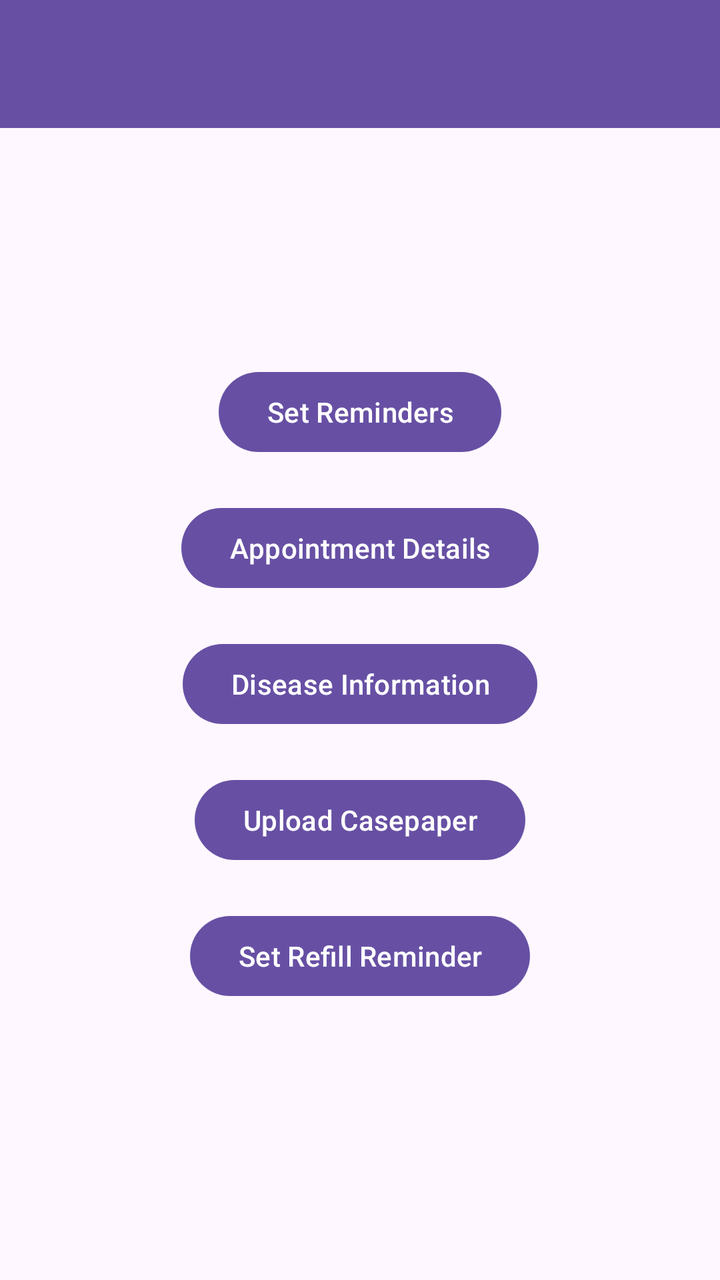
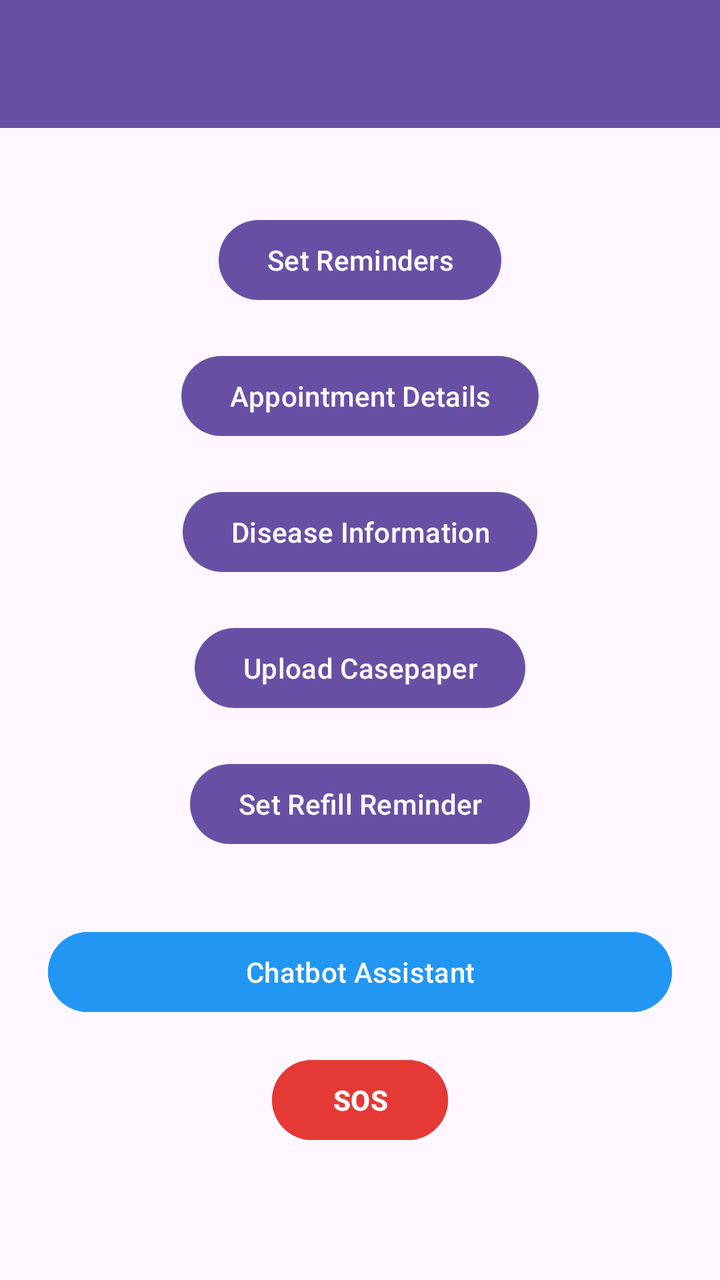

Two renders of the same Android screen: before a commit and after it. Below are the layout's source before the change and the commit's diff.
<!-- AndroidManifest.xml: application theme Theme.MedicineReminder -->
<!-- res/layout/activity_homepage.xml -->
<?xml version="1.0" encoding="utf-8"?>
<LinearLayout
    xmlns:android="http://schemas.android.com/apk/res/android"
    xmlns:tools="http://schemas.android.com/tools"
    android:layout_width="match_parent"
    android:layout_height="match_parent"
    android:orientation="vertical"
    tools:context=".Homepage">

    
    <androidx.appcompat.widget.Toolbar
        android:id="@+id/homeToolbar"
        android:layout_width="match_parent"
        android:layout_height="wrap_content"
        android:background="?attr/colorPrimary"
        android:theme="@style/ThemeOverlay.AppCompat.Dark.ActionBar"
        android:popupTheme="@style/ThemeOverlay.AppCompat.Light"
        android:title="Medicine Reminder"
        android:titleTextColor="@android:color/white"/>

    
    <LinearLayout
        android:layout_width="match_parent"
        android:layout_height="0dp"
        android:layout_weight="1"
        android:orientation="vertical"
        android:gravity="center"
        android:padding="24dp">

        <Button
            android:id="@+id/setReminderBtn"
            android:layout_width="wrap_content"
            android:layout_height="wrap_content"
            android:text="Set Reminders"
            android:layout_marginBottom="20dp"/>

        <Button
            android:id="@+id/appointmentDetailsBtn"
            android:layout_width="wrap_content"
            android:layout_height="wrap_content"
            android:text="Appointment Details"
            android:layout_marginBottom="20dp"/>

        <Button
            android:id="@+id/diseaseInfoBtn"
            android:layout_width="wrap_content"
            android:layout_height="wrap_content"
            android:text="Disease Information"
            android:layout_marginBottom="20dp" />

        <Button
            android:id="@+id/casepaperBtn"
            android:layout_width="wrap_content"
            android:layout_height="wrap_content"
            android:text="Upload Casepaper"
            android:layout_marginBottom="20dp" />

        
        <Button
            android:id="@+id/refillReminderBtn"
            android:layout_width="wrap_content"
            android:layout_height="wrap_content"
            android:text="Set Refill Reminder"
            android:layout_marginBottom="20dp" />
    </LinearLayout>

</LinearLayout>
<!-- resources referenced by this layout -->
<resources>
  <style name="Theme.MedicineReminder" parent="Base.Theme.MedicineReminder" />
  <style name="Base.Theme.MedicineReminder" parent="Theme.Material3.DayNight.NoActionBar">
          
          
      </style>
</resources>

<!-- the commit's change to res/layout/activity_homepage.xml (unified diff, before → after) -->
@@ -62,6 +62,30 @@
             android:layout_height="wrap_content"
             android:text="Set Refill Reminder"
             android:layout_marginBottom="20dp" />
+
+        <Button
+            android:id="@+id/btnChatbot"
+            android:layout_width="match_parent"
+            android:layout_height="wrap_content"
+            android:text="Chatbot Assistant"
+            android:backgroundTint="#2196F3"
+            android:textColor="@android:color/white"
+            android:layout_marginTop="16dp"/>
+
+        <Button
+            android:id="@+id/sosButton"
+            android:layout_width="wrap_content"
+            android:layout_height="wrap_content"
+            android:text="SOS"
+            android:backgroundTint="#E53935"
+            android:textColor="#FFFFFF"
+            android:textStyle="bold"
+            android:layout_marginTop="16dp"
+            android:layout_gravity="center"
+            android:padding="10dp"
+            android:layout_marginBottom="24dp" />
+
+
     </LinearLayout>
 
 </LinearLayout>
